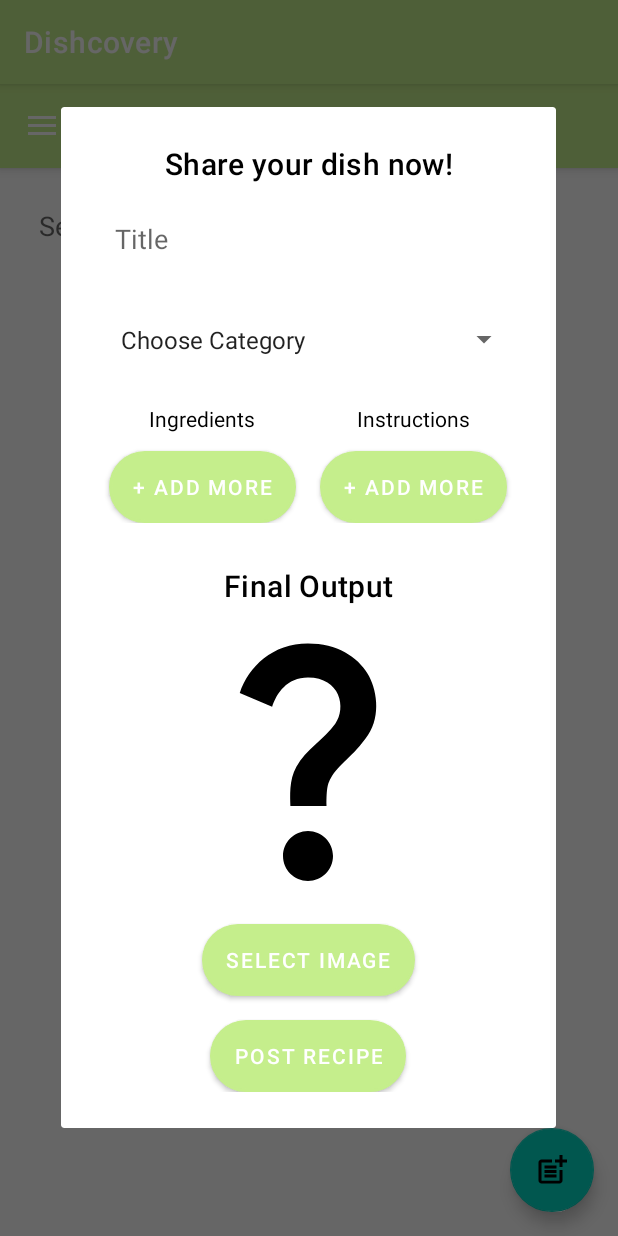
After one commit to Jmsoqty/app_dishcovery, an Android app: the fragment ShareRecipeDialog placed in its activity, on a phone screen of 412 x 824 dp. The commit adds this screen. Run offline under Robolectric (Android 15) with nearby library versions, the phone set to English and light mode, and no system bars; network calls fail; 1 statement that could not run was skipped.

Commit message:
ui home medyo malapit na

```diff
--- a/app/src/main/java/com/example/dishcovery/HomeFragment.java
+++ b/app/src/main/java/com/example/dishcovery/HomeFragment.java
@@ -1,26 +1,21 @@
 package com.example.dishcovery;
 
 import android.os.Bundle;
-
 import androidx.fragment.app.Fragment;
-
+import androidx.fragment.app.FragmentManager;
+import androidx.fragment.app.FragmentTransaction;
 import android.view.LayoutInflater;
 import android.view.View;
 import android.view.ViewGroup;
-
-/**
- * A simple {@link Fragment} subclass.
- * Use the {@link HomeFragment#newInstance} factory method to
- * create an instance of this fragment.
- */
+import android.widget.Button;
+import com.google.android.material.floatingactionbutton.FloatingActionButton;
 public class HomeFragment extends Fragment {
 
-    // TODO: Rename parameter arguments, choose names that match
-    // the fragment initialization parameters, e.g. ARG_ITEM_NUMBER
+    // Optional arguments for fragment initialization
     private static final String ARG_PARAM1 = "param1";
     private static final String ARG_PARAM2 = "param2";
 
-    // TODO: Rename and change types of parameters
+    // Parameters
     private String mParam1;
     private String mParam2;
 
@@ -29,14 +24,13 @@ public class HomeFragment extends Fragment {
     }
 
     /**
-     * Use this factory method to create a new instance of
+     * Factory method to create a new instance of
      * this fragment using the provided parameters.
      *
      * @param param1 Parameter 1.
      * @param param2 Parameter 2.
      * @return A new instance of fragment HomeFragment.
      */
-    // TODO: Rename and change types and number of parameters
     public static HomeFragment newInstance(String param1, String param2) {
         HomeFragment fragment = new HomeFragment();
         Bundle args = new Bundle();
@@ -59,6 +53,21 @@ public class HomeFragment extends Fragment {
     public View onCreateView(LayoutInflater inflater, ViewGroup container,
                              Bundle savedInstanceState) {
         // Inflate the layout for this fragment
-        return inflater.inflate(R.layout.fragment_home, container, false);
+        View view = inflater.inflate(R.layout.fragment_home, container, false);
+
+        // Get reference to the Floating Action Button (FAB)
+        FloatingActionButton fabAdd = view.findViewById(R.id.fab_add);
+
+        // Set up a click listener for the FAB
+        fabAdd.setOnClickListener(new View.OnClickListener() {
+            @Override
+            public void onClick(View v) {
+                // Show the ShareRecipeDialog when the FAB is clicked
+                ShareRecipeDialog shareRecipeDialog = new ShareRecipeDialog();
+                shareRecipeDialog.show(getFragmentManager(), "ShareRecipeDialog");
+            }
+        });
+
+        return view;
     }
 }
--- a/app/src/main/java/com/example/dishcovery/LoginActivity.java
+++ b/app/src/main/java/com/example/dishcovery/LoginActivity.java
@@ -117,7 +117,7 @@ public class LoginActivity extends AppCompatActivity {
 
 
     private void sendGoogleSignInData(String username, String email) {
-        String url = "http://192.168.1.18/dishcovery/api/add_account.php";
+        String url = "http://192.168.1.15/dishcovery/api/add_account.php";
 
         StringRequest stringRequest = new StringRequest(Request.Method.POST, url, new Response.Listener<String>() {
             @Override
@@ -171,7 +171,7 @@ public class LoginActivity extends AppCompatActivity {
     }
 
     public void login() {
-        String url = "http://192.168.1.18/dishcovery/api/sign_in.php";
+        String url = "http://192.168.1.15/dishcovery/api/sign_in.php";
 
         stringRequest = new StringRequest(Request.Method.POST, url, new Response.Listener<String>() {
             @Override
--- a/app/src/main/java/com/example/dishcovery/RegisterActivity.java
+++ b/app/src/main/java/com/example/dishcovery/RegisterActivity.java
@@ -119,7 +119,7 @@ public class RegisterActivity extends AppCompatActivity {
     }
 
     private void sendGoogleSignInData(String username, String email) {
-        String url = "http://192.168.1.18/dishcovery/api/add_account.php";
+        String url = "http://192.168.1.15/dishcovery/api/add_account.php";
 
         StringRequest stringRequest = new StringRequest(Request.Method.POST, url, new Response.Listener<String>() {
             @Override
@@ -172,7 +172,7 @@ public class RegisterActivity extends AppCompatActivity {
 
     // Moved register method outside onCreate
     public void register() {
-        String url = "http://192.168.1.18/dishcovery/api/sign_up.php";
+        String url = "http://192.168.1.15/dishcovery/api/sign_up.php";
 
         stringRequest = new StringRequest(Request.Method.POST, url, new Response.Listener<String>() {
             @Override
--- /dev/null
+++ b/app/src/main/java/com/example/dishcovery/ShareRecipeDialog.java
@@ -0,0 +1,210 @@
+package com.example.dishcovery;
+
+import android.Manifest;
+import android.app.Activity;
+import android.app.Dialog;
+import android.content.Intent;
+import android.graphics.Bitmap;
+import android.net.Uri;
+import android.os.Bundle;
+import android.provider.MediaStore;
+import android.text.InputType;
+import android.view.LayoutInflater;
+import android.view.View;
+import android.view.ViewGroup;
+import android.widget.ArrayAdapter;
+import android.widget.Button;
+import android.widget.EditText;
+import android.widget.ImageView;
+import android.widget.LinearLayout;
+import android.widget.Spinner;
+import android.widget.Toast;
+
+import androidx.activity.result.ActivityResultLauncher;
+import androidx.activity.result.contract.ActivityResultContracts;
+import androidx.fragment.app.DialogFragment;
+
+import java.io.IOException;
+
+public class ShareRecipeDialog extends DialogFragment {
+
+    // UI components
+    private EditText recipeNameEditText;
+    private Spinner categorySpinner;
+    private Button addIngredientButton;
+    private Button addInstructionButton;
+    private Button postRecipeButton;
+    private Button selectImageButton;
+    private ImageView imagePreview;
+
+    // Containers for ingredients and instructions
+    private LinearLayout ingredientContainer;
+    private LinearLayout instructionContainer;
+
+    // Launchers for permissions and image selection
+    private final ActivityResultLauncher<String> permissionLauncher = registerForActivityResult(
+            new ActivityResultContracts.RequestPermission(),
+            isGranted -> {
+                if (isGranted) {
+                    openImagePicker();
+                } else {
+                    Toast.makeText(requireContext(), "Permission denied for image selection", Toast.LENGTH_SHORT).show();
+                }
+            }
+    );
+
+    private final ActivityResultLauncher<Intent> imagePickerLauncher = registerForActivityResult(
+            new ActivityResultContracts.StartActivityForResult(),
+            result -> {
+                if (result.getResultCode() == Activity.RESULT_OK && result.getData() != null) {
+                    Uri selectedImageUri = result.getData().getData();
+                    if (selectedImageUri != null) {
+                        loadAndDisplayImage(selectedImageUri);
+                    }
+                }
+            }
+    );
+
+    @Override
+    public Dialog onCreateDialog(Bundle savedInstanceState) {
+        // Optionally, customize the dialog appearance and behavior.
+        return super.onCreateDialog(savedInstanceState);
+    }
+
+    @Override
+    public View onCreateView(LayoutInflater inflater, ViewGroup container, Bundle savedInstanceState) {
+        View view = inflater.inflate(R.layout.fragment_share_recipe_dialog, container, false);
+
+        // Initialize UI components
+        recipeNameEditText = view.findViewById(R.id.recipe_name);
+        categorySpinner = view.findViewById(R.id.category_spinner);
+        addIngredientButton = view.findViewById(R.id.add_ingredient_button);
+        addInstructionButton = view.findViewById(R.id.add_instruction_button);
+        postRecipeButton = view.findViewById(R.id.post_recipe_button);
+        selectImageButton = view.findViewById(R.id.select_image_button);
+        imagePreview = view.findViewById(R.id.image_preview);
+        ingredientContainer = view.findViewById(R.id.ingredient_container);
+        instructionContainer = view.findViewById(R.id.instruction_container);
+
+        // Setup category spinner and button listeners
+        setupCategorySpinner();
+        setupButtonListeners();
+
+        return view;
+    }
+
+    private void setupButtonListeners() {
+        // Add ingredient and instruction fields on button click
+        addIngredientButton.setOnClickListener(view -> addIngredientFields());
+        addInstructionButton.setOnClickListener(view -> addInstructionFields());
+
+        // Open image picker on button click
+        selectImageButton.setOnClickListener(v -> requestImagePermission());
+
+        // Handle posting the recipe on button click
+        postRecipeButton.setOnClickListener(view -> postRecipe());
+    }
+
+    private void requestImagePermission() {
+        permissionLauncher.launch(Manifest.permission.READ_MEDIA_IMAGES);
+    }
+
+    private void openImagePicker() {
+        Intent intent = new Intent(Intent.ACTION_PICK, MediaStore.Images.Media.EXTERNAL_CONTENT_URI);
+        intent.setType("image/*");
+        imagePickerLauncher.launch(intent);
+    }
+
+    private void loadAndDisplayImage(Uri imageUri) {
+        try {
+            Bitmap bitmap = MediaStore.Images.Media.getBitmap(requireActivity().getContentResolver(), imageUri);
+            imagePreview.setImageBitmap(bitmap);
+        } catch (IOException e) {
+            Toast.makeText(requireContext(), "Error loading image", Toast.LENGTH_SHORT).show();
+            e.printStackTrace();
+        }
+    }
+
+    private void setupCategorySpinner() {
+        // Sample categories
+        String[] categories = {
+                "Choose Category", "Main Dishes", "Side Dishes",
+                "Bread and Pastries", "Regional Dishes",
+                "Street Food and Snacks", "Exotic Dishes",
+                "Foreign Influences", "International Dishes", "Desserts"
+        };
+
+        ArrayAdapter<String> adapter = new ArrayAdapter<>(
+                requireContext(),
+                android.R.layout.simple_spinner_item,
+                categories
+        );
+        adapter.setDropDownViewResource(android.R.layout.simple_spinner_dropdown_item);
+        categorySpinner.setAdapter(adapter);
+    }
+
+    private void addIngredientFields() {
+        // Create a container for ingredient fields
+        LinearLayout ingredientFields = new LinearLayout(getContext());
+        ingredientFields.setOrientation(LinearLayout.HORIZONTAL);
+        ingredientFields.setLayoutParams(new LinearLayout.LayoutParams(
+                LinearLayout.LayoutParams.MATCH_PARENT,
+                LinearLayout.LayoutParams.WRAP_CONTENT
+        ));
+        ingredientFields.setPadding(0, 12, 0, 0);
+
+        // Create quantity EditText
+        EditText quantityEditText = new EditText(getContext());
+        quantityEditText.setHint("Qty");
+        quantityEditText.setInputType(InputType.TYPE_CLASS_NUMBER);
+        quantityEditText.setLayoutParams(new LinearLayout.LayoutParams(
+                0,
+                LinearLayout.LayoutParams.WRAP_CONTENT,
+                1
+        ));
+        quantityEditText.setTextSize(18f); // Set text size to 14sp
+        quantityEditText.setPadding(12, 12, 12, 12); // Set consistent padding
+
+        // Create description EditText
+        EditText descriptionEditText = new EditText(getContext());
+        descriptionEditText.setHint("Desc");
+        descriptionEditText.setLayoutParams(new LinearLayout.LayoutParams(
+                0,
+                LinearLayout.LayoutParams.WRAP_CONTENT,
+                1
+        ));
+        descriptionEditText.setTextSize(18f); // Set text size to 14sp
+        descriptionEditText.setPadding(12, 12, 12, 12); // Set consistent padding
+
+        // Add EditTexts to the container
+        ingredientFields.addView(quantityEditText);
+        ingredientFields.addView(descriptionEditText);
+
+        // Add the container to the ingredient container
+        ingredientContainer.addView(ingredientFields);
+    }
+
+    private void addInstructionFields() {
+        // Create a new EditText for instructions
+        EditText instructionEditText = new EditText(getContext());
+        instructionEditText.setHint("Steps");
+        instructionEditText.setLayoutParams(new LinearLayout.LayoutParams(
+                LinearLayout.LayoutParams.MATCH_PARENT,
+                LinearLayout.LayoutParams.WRAP_CONTENT
+        ));
+        instructionEditText.setPadding(12, 23, 12, 12);
+        instructionEditText.setTextSize(18f); // Set text size to 14sp
+
+        // Add the new EditText to the instruction container
+        instructionContainer.addView(instructionEditText);
+    }
+
+
+    private void postRecipe() {
+        // Handle posting the recipe
+        // Add your recipe posting logic here, e.g., send data to the server or save it locally
+
+        // Placeholder for posting the recipe
+        Toast.makeText(requireContext(), "Recipe posted successfully!", Toast.LENGTH_SHORT).show();
+    }
+}
--- /dev/null
+++ b/app/src/main/res/drawable/baseline_post_add_24.xml
@@ -0,0 +1,13 @@
+<vector xmlns:android="http://schemas.android.com/apk/res/android" android:height="24dp" android:tint="#000000" android:viewportHeight="24" android:viewportWidth="24" android:width="24dp">
+
+    <path android:fillColor="@android:color/white" android:pathData="M17,19.22H5V7h7V5H5C3.9,5 3,5.9 3,7v12c0,1.1 0.9,2 2,2h12c1.1,0 2,-0.9 2,-2v-7h-2V19.22z"/>
+
+    <path android:fillColor="@android:color/white" android:pathData="M19,2h-2v3h-3c0.01,0.01 0,2 0,2h3v2.99c0.01,0.01 2,0 2,0V7h3V5h-3V2z"/>
+
+    <path android:fillColor="@android:color/white" android:pathData="M7,9h8v2h-8z"/>
+
+    <path android:fillColor="@android:color/white" android:pathData="M7,12l0,2l8,0l0,-2l-3,0z"/>
+
+    <path android:fillColor="@android:color/white" android:pathData="M7,15h8v2h-8z"/>
+
+</vector>
--- a/app/src/main/res/layout/fragment_home.xml
+++ b/app/src/main/res/layout/fragment_home.xml
@@ -6,13 +6,26 @@
     android:layout_height="match_parent"
     tools:context=".HomeFragment">
 
-    <!-- TODO: Update blank fragment layout -->
-    <TextView
+    <!-- Search Bar -->
+    <EditText
+        android:id="@+id/search_bar"
+        android:layout_width="match_parent"
+        android:layout_height="wrap_content"
+        android:hint="Search..."
+        android:layout_margin="16dp"
+        android:padding="10dp" />
+
+    <!-- Plus Icon (Floating Action Button) -->
+    <com.google.android.material.floatingactionbutton.FloatingActionButton
+        android:id="@+id/fab_add"
         android:layout_width="wrap_content"
         android:layout_height="wrap_content"
-        android:text="Home Fragment"
-        android:textSize="30sp"
-        android:layout_centerInParent="true"
-        android:textColor="@color/black"/>
+        android:src="@drawable/baseline_post_add_24"
+        android:contentDescription="Post Recipe"
+        android:layout_alignParentEnd="true"
+        android:layout_marginEnd="16dp"
+        android:layout_marginBottom="16dp"
+        android:layout_alignParentBottom="true" />
+
 
 </RelativeLayout>
--- /dev/null
+++ b/app/src/main/res/layout/fragment_share_recipe_dialog.xml
@@ -0,0 +1,156 @@
+<ScrollView xmlns:android="http://schemas.android.com/apk/res/android"
+    android:layout_width="match_parent"
+    android:layout_height="match_parent"
+    android:fillViewport="true">
+
+    <LinearLayout
+        android:layout_width="330dp"
+        android:layout_height="wrap_content"
+        android:orientation="vertical"
+        android:padding="24dp">
+
+        <TextView
+            android:layout_width="match_parent"
+            android:layout_height="wrap_content"
+            android:text="Share your dish now!"
+            android:textAppearance="?attr/textAppearanceHeadline6"
+            android:textSize="20sp"
+            android:gravity="center"
+            android:textColor="@android:color/black" />
+
+        <EditText
+            android:id="@+id/recipe_name"
+            android:layout_width="match_parent"
+            android:layout_height="wrap_content"
+            android:hint="Title"
+            android:layout_marginVertical="12dp"
+            android:padding="12dp"
+            android:textColor="@android:color/black" />
+
+        <Spinner
+            android:id="@+id/category_spinner"
+            android:layout_width="match_parent"
+            android:layout_height="wrap_content"
+            android:prompt="@string/choose_category"
+            android:layout_marginVertical="12dp"
+            android:padding="8dp"
+            android:textColor="@android:color/black" />
+
+        <LinearLayout
+            android:layout_width="match_parent"
+            android:layout_height="wrap_content"
+            android:orientation="horizontal"
+            android:layout_marginVertical="12dp">
+
+            <LinearLayout
+                android:layout_width="0dp"
+                android:layout_height="wrap_content"
+                android:layout_weight="1"
+                android:orientation="vertical">
+
+                <TextView
+                    android:layout_width="wrap_content"
+                    android:layout_height="wrap_content"
+                    android:layout_gravity="center"
+                    android:text="Ingredients"
+                    android:textColor="@android:color/black" />
+
+                <LinearLayout
+                    android:id="@+id/ingredient_container"
+                    android:layout_width="match_parent"
+                    android:layout_gravity="center"
+                    android:gravity="center"
+                    android:layout_height="wrap_content"
+                    android:orientation="vertical" />
+
+                <Button
+                    android:id="@+id/add_ingredient_button"
+                    android:layout_width="wrap_content"
+                    android:layout_height="48dp"
+                    android:background="@drawable/btn_bg"
+                    android:layout_marginTop="12dp"
+                    android:text="+ Add more"
+                    android:layout_gravity="center"
+                    android:gravity="center"
+                    android:textSize="14sp"
+                    android:paddingVertical="8dp" />
+            </LinearLayout>
+
+            <LinearLayout
+                android:layout_width="0dp"
+                android:layout_height="wrap_content"
+                android:layout_weight="1"
+                android:orientation="vertical">
+
+                <TextView
+                    android:layout_width="wrap_content"
+                    android:layout_height="wrap_content"
+                    android:layout_gravity="center"
+                    android:text="Instructions"
+                    android:textColor="@android:color/black" />
+
+                <LinearLayout
+                    android:id="@+id/instruction_container"
+                    android:layout_width="match_parent"
+                    android:layout_height="wrap_content"
+                    android:layout_gravity="center"
+                    android:gravity="center"
+                    android:orientation="vertical" />
+
+                <Button
+                    android:id="@+id/add_instruction_button"
+                    android:layout_width="wrap_content"
+                    android:layout_height="48dp"
+                    android:background="@drawable/btn_bg"
+                    android:layout_marginTop="12dp"
+                    android:text="+ Add more"
+                    android:textSize="14sp"
+                    android:layout_gravity="center"
+                    android:gravity="center"
+                    android:paddingVertical="8dp" />
+            </LinearLayout>
+        </LinearLayout>
+
+        <TextView
+            android:layout_width="match_parent"
+            android:layout_height="wrap_content"
+            android:text="Final Output"
+            android:textAppearance="?attr/textAppearanceHeadline6"
+            android:gravity="center"
+            android:layout_marginTop="16dp"
+            android:textSize="20sp"
+            android:textColor="@android:color/black" />
+
+        <ImageView
+            android:id="@+id/image_preview"
+            android:layout_width="200dp"
+            android:layout_height="200dp"
+            android:src="@drawable/default_profile"
+            android:scaleType="centerCrop"
+            android:layout_gravity="center" />
+
+        <Button
+            android:id="@+id/select_image_button"
+            android:layout_width="wrap_content"
+            android:layout_height="wrap_content"
+            android:text="Select Image"
+            android:background="@drawable/btn_bg"
+            android:layout_gravity="center"
+            android:layout_marginTop="12dp"
+            android:textSize="14sp"
+            android:paddingHorizontal="16dp"
+            android:paddingVertical="8dp" />
+
+        <Button
+            android:id="@+id/post_recipe_button"
+            android:layout_width="wrap_content"
+            android:layout_height="wrap_content"
+            android:text="Post Recipe"
+            android:background="@drawable/btn_bg"
+            android:layout_gravity="center"
+            android:layout_marginTop="16dp"
+            android:textSize="14sp"
+            android:paddingHorizontal="16dp"
+            android:paddingVertical="8dp" />
+    </LinearLayout>
+</ScrollView>
--- a/app/src/main/res/values/strings.xml
+++ b/app/src/main/res/values/strings.xml
@@ -2,4 +2,7 @@
     <string name="app_name">Dishcovery</string>
     <string name="open_nav">Open Navigation Drawer</string>
     <string name="close_nav">Close Navigation Drawer</string>
+    <string name="choose_category">Choose Category</string>
+<!-- TODO: Remove or change this placeholder text -->
+    <string name="hello_blank_fragment">Hello blank fragment</string>
 </resources>
```
